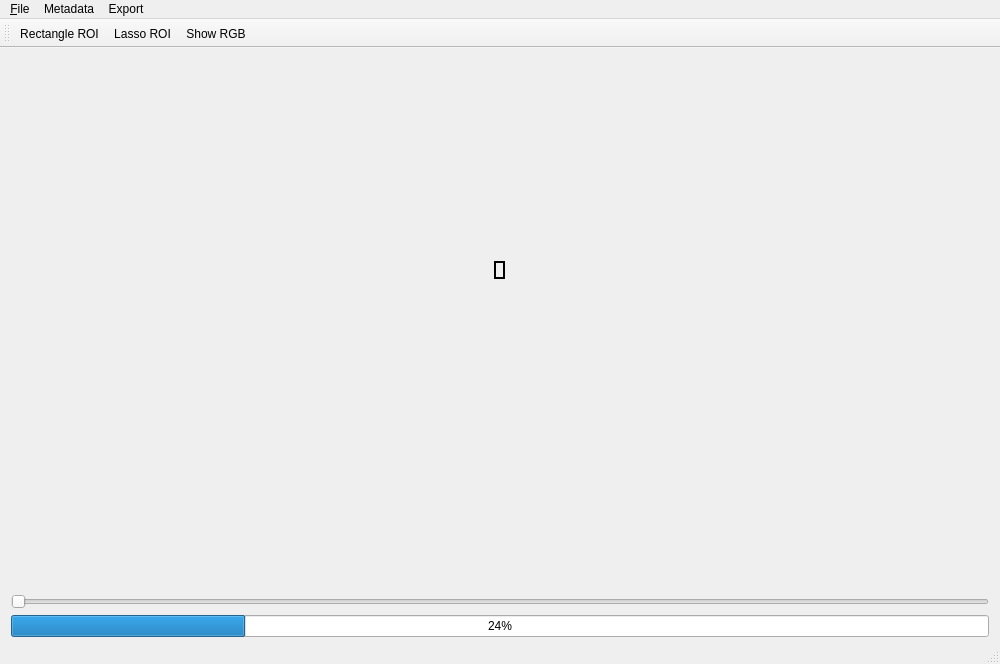
First picture: the form in GUI/GUI.ui, repository hannahmunoz/Thesis, before the edit.
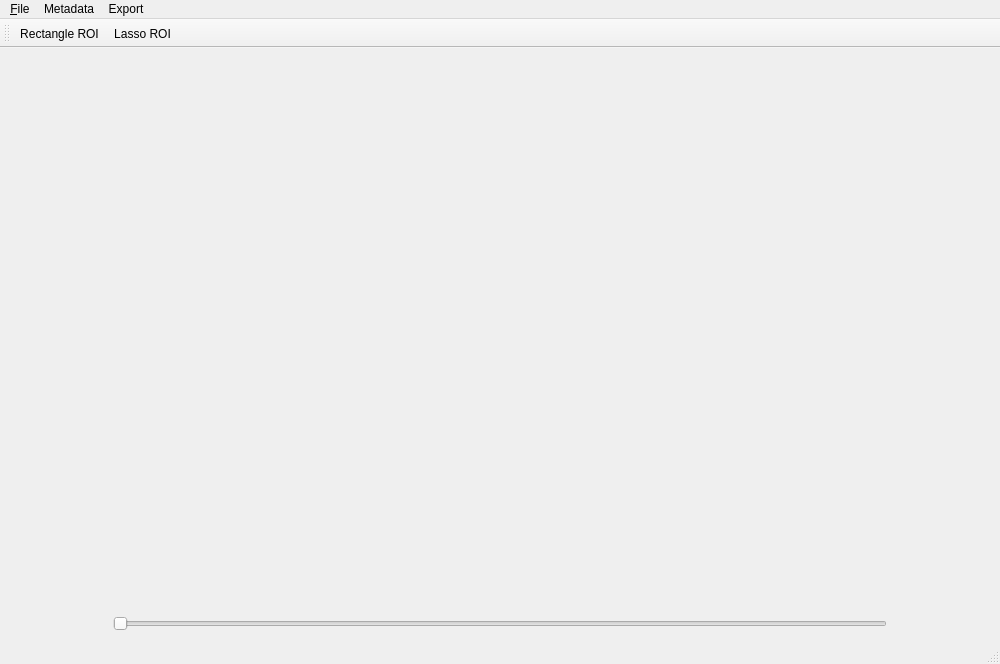
Second picture: the form after the edit. Custom widgets are drawn as their Qt base class.

Patch:
```diff
--- a/GUI/GUI.ui
+++ b/GUI/GUI.ui
@@ -2,6 +2,9 @@
 <ui version="4.0">
  <class>GUIClass</class>
  <widget class="QMainWindow" name="GUIClass">
+  <property name="enabled">
+   <bool>true</bool>
+  </property>
   <property name="geometry">
    <rect>
     <x>0</x>
@@ -11,21 +14,21 @@
    </rect>
   </property>
   <property name="sizePolicy">
-   <sizepolicy hsizetype="Ignored" vsizetype="Ignored">
+   <sizepolicy hsizetype="Preferred" vsizetype="Preferred">
     <horstretch>0</horstretch>
     <verstretch>0</verstretch>
    </sizepolicy>
   </property>
   <property name="minimumSize">
    <size>
-    <width>1000</width>
-    <height>664</height>
+    <width>30</width>
+    <height>20</height>
    </size>
   </property>
   <property name="maximumSize">
    <size>
-    <width>1000</width>
-    <height>664</height>
+    <width>1500</width>
+    <height>1500</height>
    </size>
   </property>
   <property name="sizeIncrement">
@@ -348,39 +351,23 @@
    </property>
    <property name="minimumSize">
     <size>
-     <width>1000</width>
-     <height>600</height>
+     <width>0</width>
+     <height>0</height>
     </size>
    </property>
    <property name="maximumSize">
     <size>
-     <width>300</width>
-     <height>600</height>
+     <width>600000</width>
+     <height>600000</height>
     </size>
    </property>
-   <layout class="QGridLayout" name="gridLayout">
-    <item row="2" column="0">
-     <layout class="QHBoxLayout" name="horizontalLayout_2">
-      <item>
-       <widget class="QLabel" name="FarLeftScrollImage">
-        <property name="sizePolicy">
-         <sizepolicy hsizetype="Maximum" vsizetype="Fixed">
-          <horstretch>0</horstretch>
-          <verstretch>0</verstretch>
-         </sizepolicy>
-        </property>
-        <property name="minimumSize">
-         <size>
-          <width>150</width>
-          <height>100</height>
-         </size>
-        </property>
-        <property name="text">
-         <string/>
-        </property>
-       </widget>
-      </item>
-      <item>
+   <layout class="QGridLayout" name="gridLayout_2">
+    <item row="3" column="0">
+     <layout class="QGridLayout" name="gridLayout">
+      <property name="sizeConstraint">
+       <enum>QLayout::SetMinimumSize</enum>
+      </property>
+      <item row="0" column="1">
        <widget class="QLabel" name="LeftScrollImage">
         <property name="sizePolicy">
          <sizepolicy hsizetype="Maximum" vsizetype="Fixed">
@@ -397,9 +384,40 @@
         <property name="text">
          <string/>
         </property>
+        <property name="alignment">
+         <set>Qt::AlignCenter</set>
+        </property>
        </widget>
       </item>
-      <item>
+      <item row="0" column="0">
+       <widget class="QLabel" name="FarLeftScrollImage">
+        <property name="sizePolicy">
+         <sizepolicy hsizetype="Maximum" vsizetype="Fixed">
+          <horstretch>0</horstretch>
+          <verstretch>0</verstretch>
+         </sizepolicy>
+        </property>
+        <property name="minimumSize">
+         <size>
+          <width>150</width>
+          <height>100</height>
+         </size>
+        </property>
+        <property name="maximumSize">
+         <size>
+          <width>150</width>
+          <height>100</height>
+         </size>
+        </property>
+        <property name="text">
+         <string/>
+        </property>
+        <property name="alignment">
+         <set>Qt::AlignCenter</set>
+        </property>
+       </widget>
+      </item>
+      <item row="0" column="2">
        <widget class="QLabel" name="CenterScollImage">
         <property name="sizePolicy">
          <sizepolicy hsizetype="Fixed" vsizetype="Fixed">
@@ -413,12 +431,21 @@
           <height>100</height>
          </size>
         </property>
+        <property name="maximumSize">
+         <size>
+          <width>150</width>
+          <height>100</height>
+         </size>
+        </property>
         <property name="text">
          <string/>
         </property>
+        <property name="alignment">
+         <set>Qt::AlignCenter</set>
+        </property>
        </widget>
       </item>
-      <item>
+      <item row="0" column="3">
        <widget class="QLabel" name="RightScrollImage">
         <property name="sizePolicy">
          <sizepolicy hsizetype="Maximum" vsizetype="Fixed">
@@ -435,9 +462,12 @@
         <property name="text">
          <string/>
         </property>
+        <property name="alignment">
+         <set>Qt::AlignCenter</set>
+        </property>
        </widget>
       </item>
-      <item>
+      <item row="0" column="4">
        <widget class="QLabel" name="FarRightScrollImage">
         <property name="sizePolicy">
          <sizepolicy hsizetype="Maximum" vsizetype="Fixed">
@@ -454,19 +484,35 @@
         <property name="text">
          <string/>
         </property>
+        <property name="alignment">
+         <set>Qt::AlignCenter</set>
+        </property>
+       </widget>
+      </item>
+      <item row="1" column="0" colspan="5">
+       <widget class="QSlider" name="ImageScroller">
+        <property name="maximumSize">
+         <size>
+          <width>16777215</width>
+          <height>15</height>
+         </size>
+        </property>
+        <property name="orientation">
+         <enum>Qt::Horizontal</enum>
+        </property>
        </widget>
       </item>
      </layout>
     </item>
-    <item row="0" column="0" rowspan="2">
-     <layout class="QHBoxLayout" name="horizontalLayout_3">
+    <item row="1" column="0">
+     <layout class="QGridLayout" name="gridLayout_3">
       <property name="sizeConstraint">
        <enum>QLayout::SetDefaultConstraint</enum>
       </property>
-      <item>
+      <item row="0" column="0">
        <widget class="ClickableLabel" name="PictureFrame">
         <property name="sizePolicy">
-         <sizepolicy hsizetype="Fixed" vsizetype="Fixed">
+         <sizepolicy hsizetype="Expanding" vsizetype="Expanding">
           <horstretch>0</horstretch>
           <verstretch>0</verstretch>
          </sizepolicy>
@@ -477,6 +523,12 @@
           <height>0</height>
          </size>
         </property>
+        <property name="maximumSize">
+         <size>
+          <width>0</width>
+          <height>0</height>
+         </size>
+        </property>
         <property name="sizeIncrement">
          <size>
           <width>10</width>
@@ -492,23 +544,41 @@
         <property name="text">
          <string/>
         </property>
+        <property name="scaledContents">
+         <bool>false</bool>
+        </property>
+        <property name="alignment">
+         <set>Qt::AlignLeading|Qt::AlignLeft|Qt::AlignVCenter</set>
+        </property>
        </widget>
       </item>
      </layout>
     </item>
-    <item row="5" column="0">
-     <widget class="QSlider" name="ImageScroller">
+    <item row="2" column="0">
+     <spacer name="verticalSpacer">
       <property name="orientation">
-       <enum>Qt::Horizontal</enum>
+       <enum>Qt::Vertical</enum>
       </property>
-     </widget>
+      <property name="sizeHint" stdset="0">
+       <size>
+        <width>20</width>
+        <height>40</height>
+       </size>
+      </property>
+     </spacer>
     </item>
-    <item row="7" column="0">
-     <widget class="QProgressBar" name="PictureProcessingBar">
-      <property name="value">
-       <number>24</number>
+    <item row="0" column="0">
+     <spacer name="verticalSpacer_2">
+      <property name="orientation">
+       <enum>Qt::Vertical</enum>
       </property>
-     </widget>
+      <property name="sizeHint" stdset="0">
+       <size>
+        <width>20</width>
+        <height>40</height>
+       </size>
+      </property>
+     </spacer>
     </item>
    </layout>
   </widget>
@@ -568,7 +638,6 @@
    </attribute>
    <addaction name="actionRectangle_ROI"/>
    <addaction name="actionLasso_ROI"/>
-   <addaction name="actionShow_RGB"/>
   </widget>
   <action name="action_Open">
    <property name="text">
```
